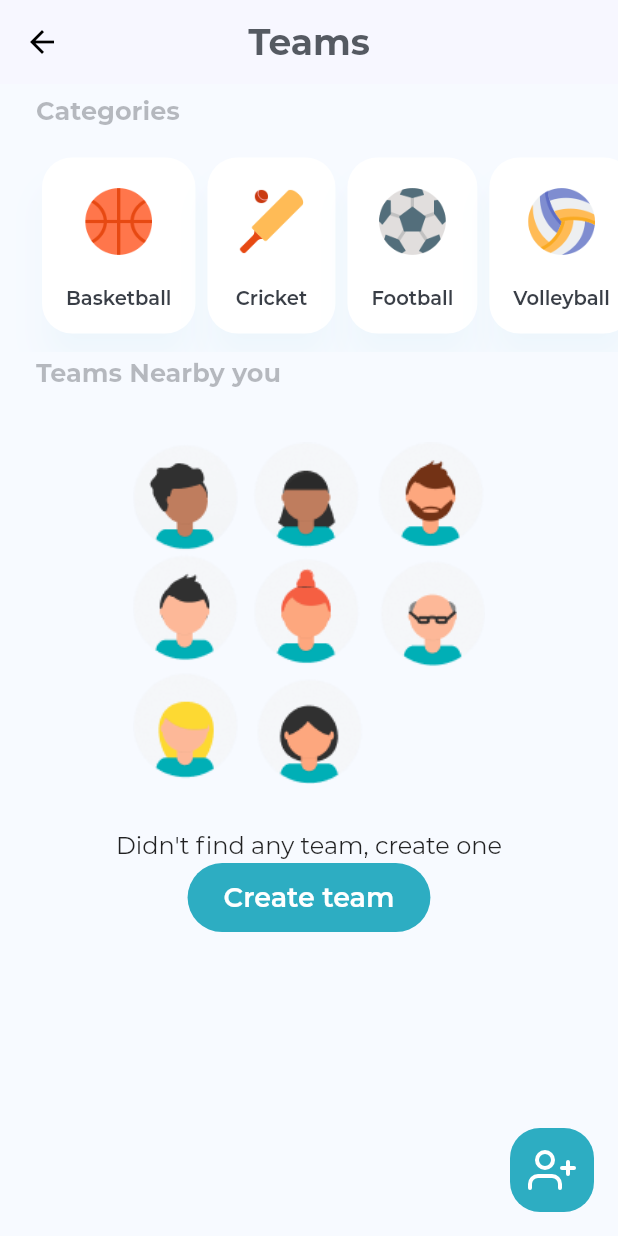
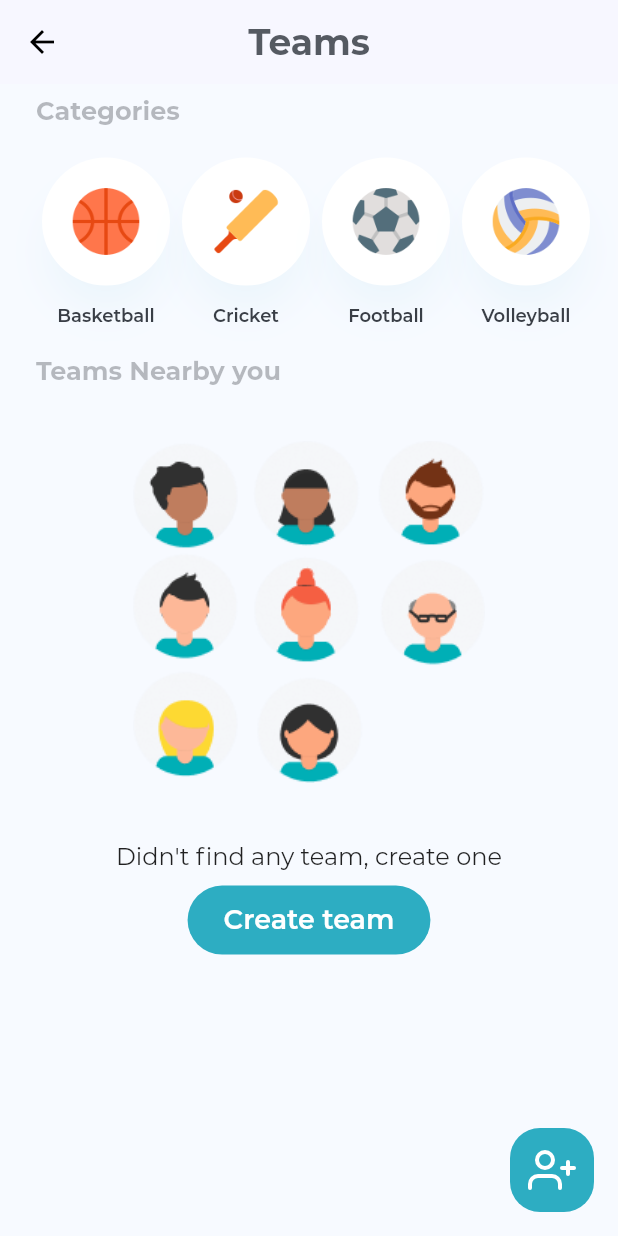
Before and after one commit to Runbhumi/Runbhumi, a Flutter app: the TeamsList screen opened directly, on a phone screen of 412 x 824 dp. Run offline on Flutter 3.47's test engine with Material 2 defaults, Android fonts, the phone set to English and light mode, and no system bars; our stand-ins replace bubble_tab_indicator, cloud_firestore, datetime_picker_formfield, firebase_auth, firebase_core, firebase_messaging and 8 more; accounts and stored records are empty; project files that could hold a hidden picture were left out.

Commit message:
changed category card design

```diff
--- a/lib/view/teams/teamsPage.dart
+++ b/lib/view/teams/teamsPage.dart
@@ -242,9 +242,12 @@ class _TeamsListState extends State<TeamsList>
                       child: Image.asset("assets/teams_illustration.png",
                           width: 300),
                     ),
-                    Text(
+                    Padding(
+                      padding: const EdgeInsets.all(8.0),
+                      child: Text(
                         "Didn't find any team, create one",
                         style: Theme.of(context).textTheme.subtitle1,
+                      ),
                     ),
                     Button(
                       myColor: Theme.of(context).primaryColor,
@@ -392,14 +395,17 @@ class SportsCategory extends StatelessWidget {
             MaterialPageRoute(
                 builder: (context) => TeamCategory(sportName: this.sport))),
       },
-      child: Card(
+      child: Column(
+        mainAxisSize: MainAxisSize.min,
+        children: [
+          Card(
+            shape: RoundedRectangleBorder(
+              borderRadius: BorderRadius.all(Radius.circular(200)),
+            ),
             child: Padding(
-          padding: const EdgeInsets.all(8.0),
-          child: Column(
-            children: [
-              Padding(
-                padding: const EdgeInsets.all(8.0),
+              padding: const EdgeInsets.all(16.0),
               child: Image.asset(icon, scale: 1.8),
+            ),
           ),
           Padding(
             padding: const EdgeInsets.all(8.0),
@@ -408,13 +414,11 @@ class SportsCategory extends StatelessWidget {
               style: TextStyle(
                 color: theme.currentTheme.backgroundColor,
                 fontWeight: FontWeight.w600,
-                    fontSize: 13,
+                fontSize: 12,
               ),
             ),
           ),
         ],
-          ),
-        ),
       ),
     );
   }
```
Lines whose indentation alone changed are shown as unchanged.
